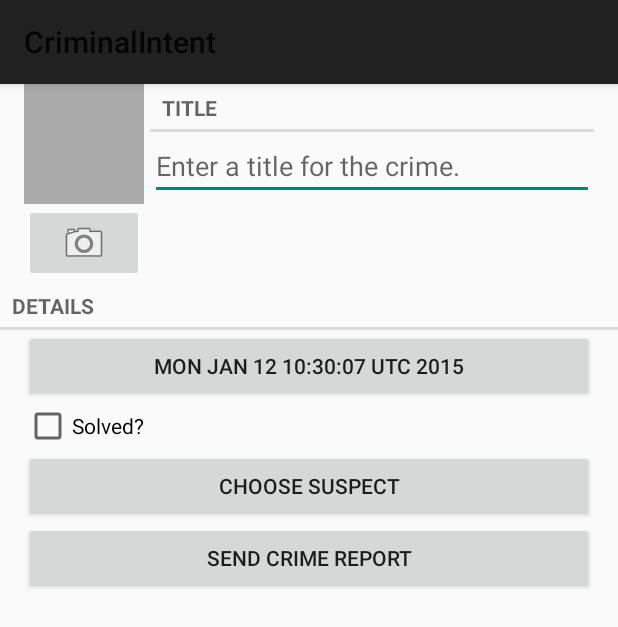
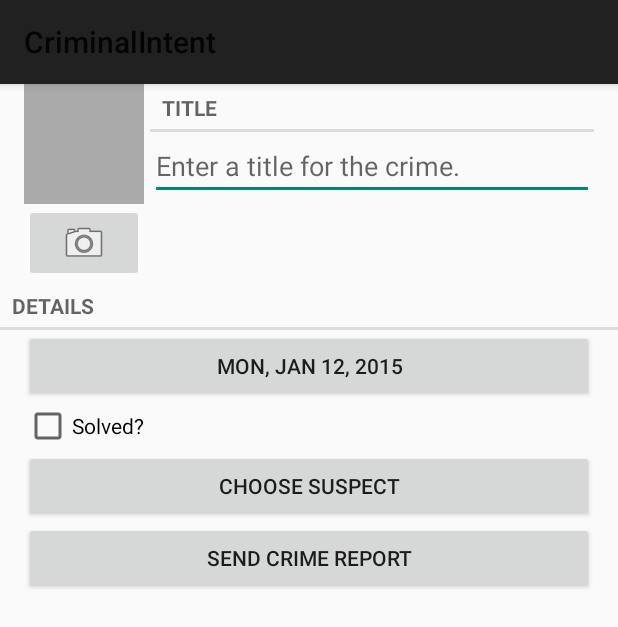
Before and after one commit to BrandonLMorris/AndroidProgramming, an Android app: the screen it shows after launch (CrimePagerActivity), after a tap on "New Crime", on a phone screen of 412 x 824 dp. Shown: the top 627 px of the screen. Run offline under Robolectric (Android 15) with nearby library versions, the phone set to English and light mode, and no system bars; libraries missing offline, so code that uses them is left out: junit.runner.

Commit message:
Formatted date

```diff
--- a/CriminalIntent/app/src/main/java/com/example/bmorris/criminalintent/Crime.java
+++ b/CriminalIntent/app/src/main/java/com/example/bmorris/criminalintent/Crime.java
@@ -5,6 +5,7 @@ import android.util.Log;
 import org.json.JSONException;
 import org.json.JSONObject;
 
+import java.text.SimpleDateFormat;
 import java.util.Date;
 import java.util.UUID;
 
@@ -89,6 +90,10 @@ public class Crime {
         return mDate;
     }
 
+    public String getDateString() {
+        return new SimpleDateFormat("EEE, MMM dd, yyyy").format(mDate);
+    }
+
     public void setDate(Date date) {
         mDate = date;
     }
--- a/CriminalIntent/app/src/main/java/com/example/bmorris/criminalintent/CrimeFragment.java
+++ b/CriminalIntent/app/src/main/java/com/example/bmorris/criminalintent/CrimeFragment.java
@@ -33,6 +33,7 @@ import android.widget.ImageView;
 
 import junit.runner.Version;
 
+import java.text.SimpleDateFormat;
 import java.util.Date;
 import java.util.UUID;
 
@@ -95,7 +96,7 @@ public class CrimeFragment extends Fragment {
 
     //Updates the date of the date button to the crime's date
     private void updateDate() {
-        mDateButton.setText(mCrime.getDate().toString());
+        mDateButton.setText(mCrime.getDateString());
     }
 
     //Standard onCreateView, sets up layout
--- a/CriminalIntent/app/src/main/java/com/example/bmorris/criminalintent/CrimeListFragment.java
+++ b/CriminalIntent/app/src/main/java/com/example/bmorris/criminalintent/CrimeListFragment.java
@@ -106,7 +106,7 @@ public class CrimeListFragment extends ListFragment {
             TextView titleTextView = (TextView)convertView.findViewById(R.id.crime_list_item_titleTextView);
             titleTextView.setText(c.getTitle());
             TextView dateTextView = (TextView)convertView.findViewById(R.id.crime_list_item_dateTextView);
-            dateTextView.setText(c.getDate().toString());
+            dateTextView.setText(c.getDateString());
             CheckBox solvedCheckBox = (CheckBox)convertView.findViewById(R.id.crime_list_item_solvedCheckBox);
             solvedCheckBox.setChecked(c.isSolved());
 
```
